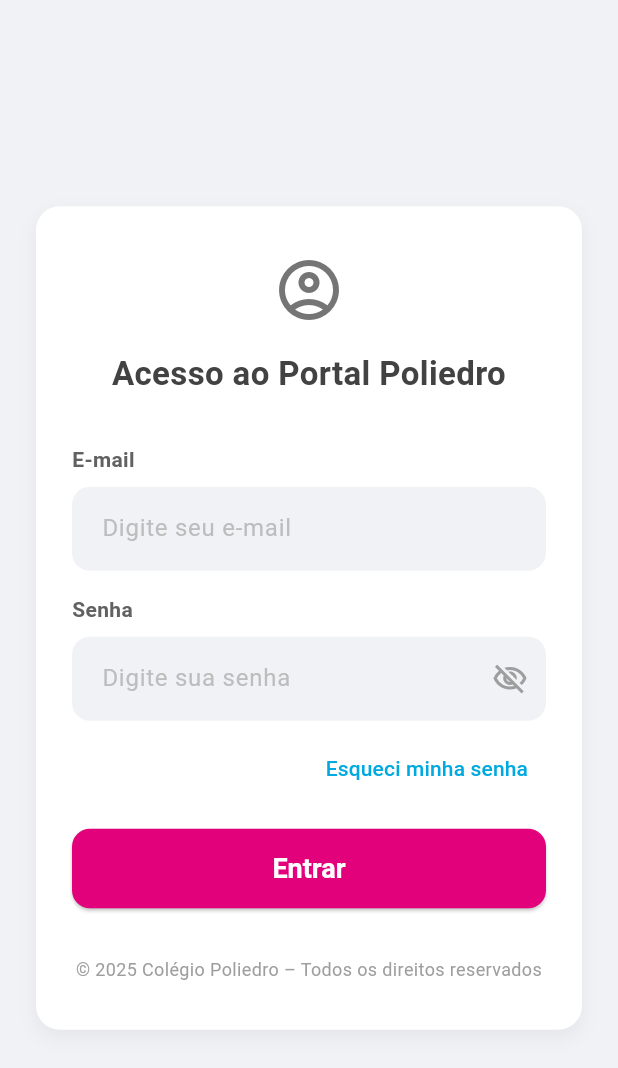
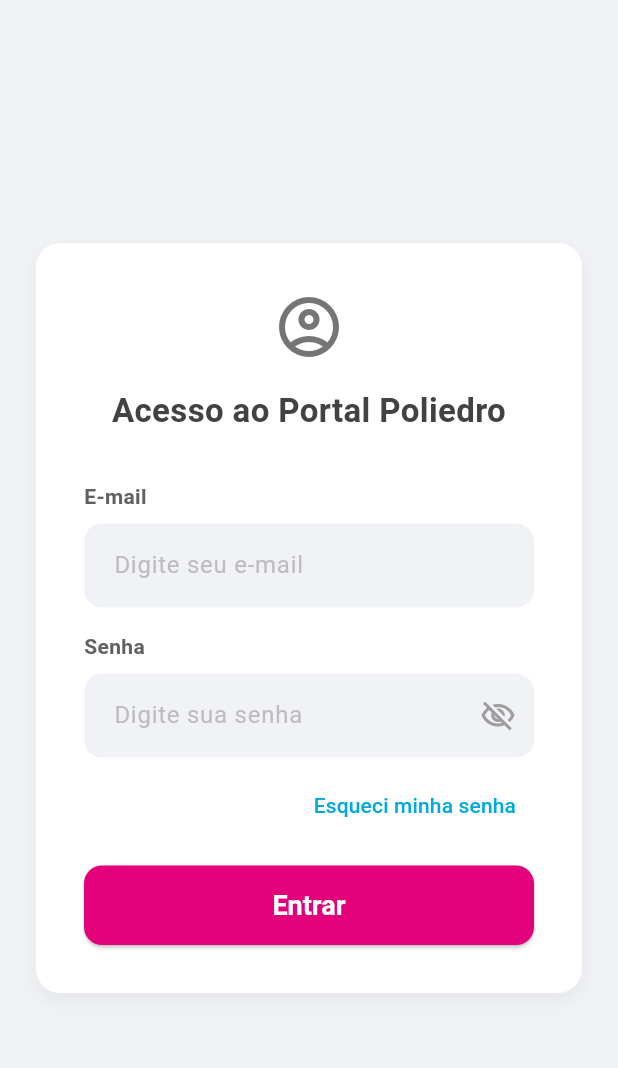
Before and after one commit to MingMatheus/PI_S4_sistema_de_professores_poliedro, a Flutter app: the screen it shows after launch, on a phone screen of 412 x 824 dp. Shown: the top 1068 px of the screen. Run offline on Flutter 3.47's test engine with Material 3 defaults, Android fonts, the phone set to English and light mode, and no system bars.

Commit message:
Tela e login pronta por enquanto(desktop)

```diff
--- a/frontend/lib/scr/telas/login/login_screen.dart
+++ b/frontend/lib/scr/telas/login/login_screen.dart
@@ -11,7 +11,6 @@ class LoginScreen extends StatefulWidget {
 }
 
 class _LoginScreenState extends State<LoginScreen> {
-  // Alterado de _raController para _emailController
   final _emailController = TextEditingController();
   final _senhaController = TextEditingController();
   bool _isLoading = false;
@@ -31,48 +30,37 @@ class _LoginScreenState extends State<LoginScreen> {
 
   @override
   Widget build(BuildContext context) {
-    // Para criar um layout que se adapta ao tamanho da tela
     final isSmallScreen = MediaQuery.of(context).size.width < 800;
 
     return Scaffold(
-      // Usamos a cor de fundo do seu tema aqui
       backgroundColor: Theme.of(context).scaffoldBackgroundColor,
       body: Center(
         child: isSmallScreen
-            ? _buildLoginForm(context) // Mostra só o formulário em telas pequenas
+            ? _buildLoginForm(context)
             : Row(
                 children: [
-                  // Coluna da Esquerda (Azul com a Logo)
                   Expanded(
-                    flex: 1, // Ocupa 1/3 da tela
+                    flex: 7, // Proporção do Figma: 672px -> flex 7
                     child: Container(
-                      color: poliedroBlue, // Cor definida em app_colors.dart
+                      color: poliedroBlue,
                       child: Center(
-                        child: Container(
-                          padding: const EdgeInsets.all(32.0),
-                          decoration: BoxDecoration(
-                            color: Colors.white,
-                            borderRadius: BorderRadius.circular(16),
-                            boxShadow: [
-                              BoxShadow(
-                                color: Colors.black.withOpacity(0.1),
-                                blurRadius: 20,
-                                offset: const Offset(0, 10),
+                        // Usando ClipRRect para arredondar a imagem diretamente
+                        child: LayoutBuilder(
+                          builder: (context, constraints) {
+                            return ClipRRect(
+                              borderRadius: BorderRadius.circular(8), // Corner radius de 8
+                              child: Image.asset(
+                                'assets/images/logo.jpg',
+                                width: constraints.maxWidth * 0.45, // 45% da largura da coluna azul
                               ),
-                            ],
-                          ),
-                          // CORRIGIDO: Adicionado a extensão .jpg
-                          child: Image.asset(
-                            'assets/images/logo.jpg',
-                            width: 180, // Tamanho da imagem
-                          ),
+                            );
+                          },
                         ),
                       ),
                     ),
                   ),
-                  // Coluna da Direita (Branca com o Formulário)
                   Expanded(
-                    flex: 2, // Ocupa 2/3 da tela
+                    flex: 13, // Proporção do Figma: 1248px (resto) -> flex 13
                     child: Center(
                       child: SingleChildScrollView(
                         child: _buildLoginForm(context),
@@ -85,12 +73,14 @@ class _LoginScreenState extends State<LoginScreen> {
     );
   }
 
-  // Widget separado para o formulário, para reutilização e organização
   Widget _buildLoginForm(BuildContext context) {
     return Container(
-      constraints: const BoxConstraints(maxWidth: 400),
-      margin: const EdgeInsets.all(24.0), // Margem para telas pequenas
-      padding: const EdgeInsets.symmetric(horizontal: 24.0, vertical: 32.0),
+      // ##### DIMENSÕES DO FIGMA APLICADAS AQUI #####
+      width: 600,   // LARGURA FIXA DE 600
+      height: 500,  // ALTURA FIXA DE 500
+      // ##### FIM DA MUDANÇA #####
+      margin: const EdgeInsets.all(24.0),
+      padding: const EdgeInsets.symmetric(horizontal: 32.0, vertical: 24.0), // Padding ajustado
       decoration: BoxDecoration(
         color: Colors.white,
         borderRadius: BorderRadius.circular(16.0),
@@ -103,7 +93,8 @@ class _LoginScreenState extends State<LoginScreen> {
         ],
       ),
       child: Column(
-        mainAxisSize: MainAxisSize.min,
+        // Alinha o conteúdo no centro verticalmente dentro da caixa de 500px
+        mainAxisAlignment: MainAxisAlignment.center,
         crossAxisAlignment: CrossAxisAlignment.stretch,
         children: [
           Icon(
@@ -122,8 +113,6 @@ class _LoginScreenState extends State<LoginScreen> {
             ),
           ),
           const SizedBox(height: 32),
-
-          // ALTERADO: Campo de RA para E-mail
           CustomTextField(
             controller: _emailController,
             label: 'E-mail',
@@ -156,12 +145,8 @@ class _LoginScreenState extends State<LoginScreen> {
                   onPressed: _handleLogin,
                   child: const Text('Entrar'),
                 ),
-          const SizedBox(height: 32),
-          Text(
-            '© 2025 Colégio Poliedro – Todos os direitos reservados',
-            textAlign: TextAlign.center,
-            style: TextStyle(color: Colors.grey[500], fontSize: 12),
-          ),
+          // O copyright foi removido daqui para não ficar preso no meio
+          // Se quiser, podemos adicioná-lo fora da caixa
         ],
       ),
     );
```
